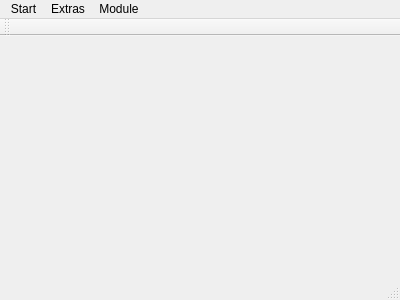
The window that mainwindow.ui (15831944/CBrain) describes before a commit, drawn with Qt 5.
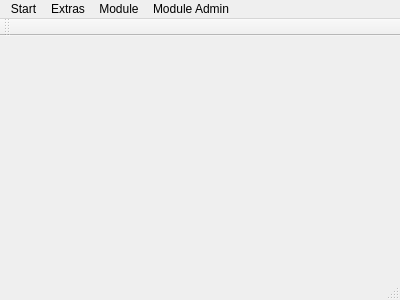
The same window after the commit.

Commit message: vorbereitungen für module lieferanten-lager-backup

```diff
--- a/mainwindow.ui
+++ b/mainwindow.ui
@@ -52,10 +52,20 @@
     <addaction name="actionKeinModul"/>
     <addaction name="actionTabelleneditor"/>
     <addaction name="actionModulArtikel"/>
+    <addaction name="actionModulLieferanten"/>
+    <addaction name="actionModulLager"/>
+   </widget>
+   <widget class="QMenu" name="menuModule_Admin">
+    <property name="title">
+     <string>Module Admin</string>
+    </property>
+    <addaction name="actionTabelleneditor"/>
+    <addaction name="actionModulBackup"/>
    </widget>
    <addaction name="menuEinstellungen"/>
    <addaction name="menuExtras"/>
    <addaction name="menuModule"/>
+   <addaction name="menuModule_Admin"/>
   </widget>
   <widget class="QToolBar" name="mainToolBar">
    <attribute name="toolBarArea">
```
Left out of the diff: 16 changed lines with no effect on the pictures. The commit also changes 8 other files.
